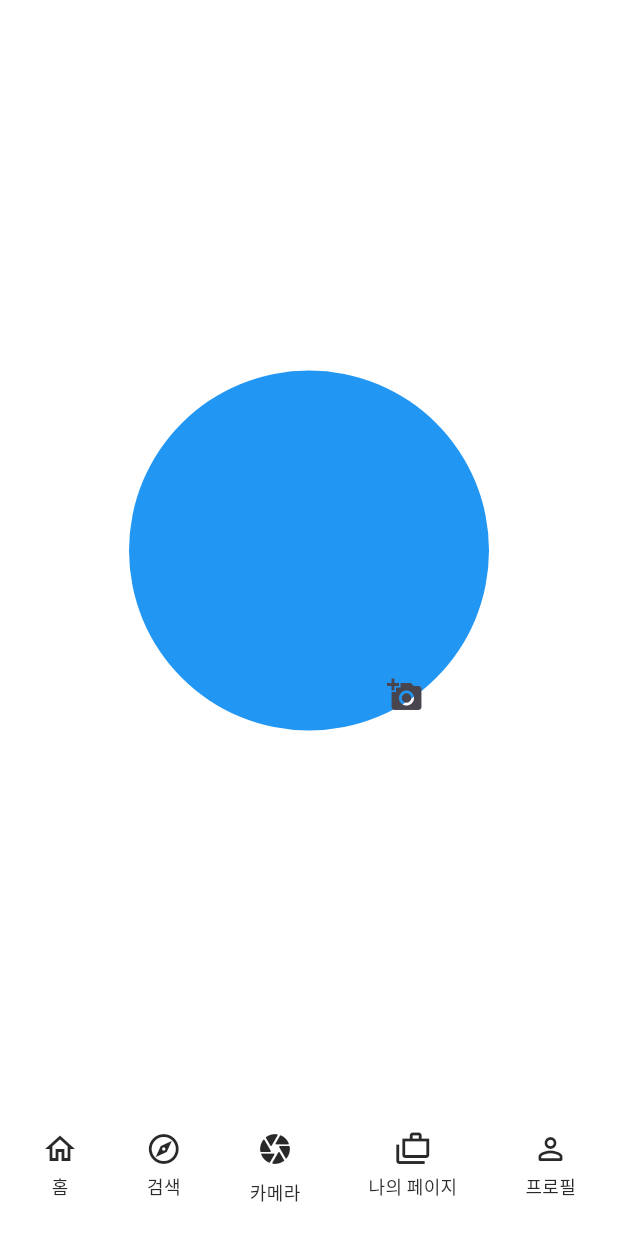
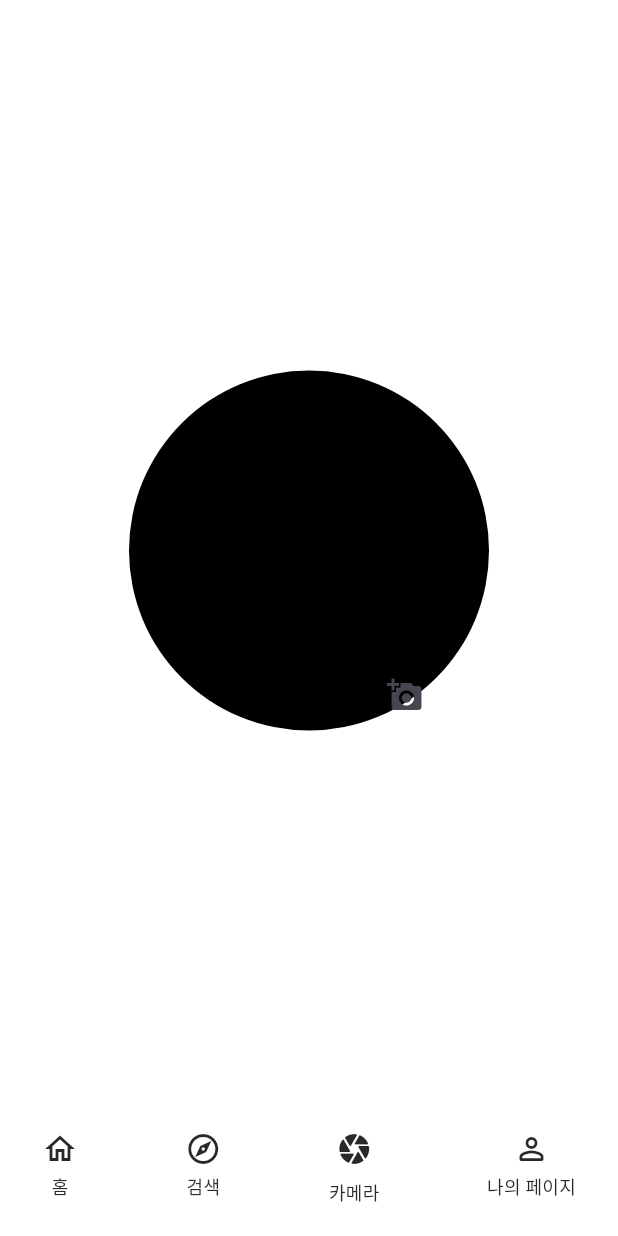
Before and after one commit to CAVASOL/witt, a Flutter app: the PickImage screen opened by its route, on a phone screen of 412 x 824 dp. Run offline on Flutter 3.47's test engine with Material 3 defaults, Android fonts, the phone set to English and light mode, and no system bars; our stand-ins replace file_picker, firebase_auth, firebase_core, image_picker; accounts and stored records are empty; generated files the repository leaves out were written again.

Commit message:
mdfied bottom nav/routes

```diff
--- a/lib/main.dart
+++ b/lib/main.dart
@@ -3,10 +3,10 @@ import 'package:firebase_core/firebase_core.dart';
 import 'package:login_auth/pages/camera.dart';
 import 'package:login_auth/pages/auth.dart';
 import 'package:login_auth/pages/home.dart';
+import 'package:login_auth/pages/mypage.dart';
 import 'package:login_auth/pages/register.dart';
 import 'package:login_auth/pages/welcome.dart';
 import 'package:login_auth/pages/search.dart';
-import 'package:login_auth/pages/profile.dart';
 import 'firebase_options.dart';
 
 void main() async {
@@ -33,9 +33,9 @@ class MyApp extends StatelessWidget {
         '/login': (context) => const Auth(),
         '/register': (context) => RegisterPage(onTap: onTap),
         '/home': (context) => Home(),
-        '/profile': (context) => Profile(),
         '/search': (context) => Search(),
         '/camera': (context) => const PickImage(),
+        '/mypage': (context) => MyPage(),
       },
     );
   }
--- a/lib/pages/camera.dart
+++ b/lib/pages/camera.dart
@@ -34,7 +34,7 @@ class _PickImageState extends State<PickImage> {
                   )
                 : const CircleAvatar(
                     radius: 120,
-                    backgroundColor: Colors.blue,
+                    backgroundColor: Colors.black,
                   ),
             Positioned(
               bottom: -0,
@@ -64,7 +64,6 @@ class _PickImageState extends State<PickImage> {
             child: Row(
               mainAxisAlignment: MainAxisAlignment.spaceBetween,
               children: [
-                // Search
                 GestureDetector(
                   onTap: () {
                     Navigator.pushNamed(
@@ -92,8 +91,14 @@ class _PickImageState extends State<PickImage> {
                     ],
                   ),
                 ),
-                // Favorite
-                const Column(
+                GestureDetector(
+                  onTap: () {
+                    Navigator.pushNamed(
+                      context,
+                      '/search',
+                    );
+                  },
+                  child: const Column(
                     children: [
                       Icon(
                         Icons.explore_outlined,
@@ -112,7 +117,7 @@ class _PickImageState extends State<PickImage> {
                       ),
                     ],
                   ),
-                // Airbnb
+                ),
                 GestureDetector(
                   onTap: () {
                     Navigator.pushNamed(
@@ -140,32 +145,11 @@ class _PickImageState extends State<PickImage> {
                     ],
                   ),
                 ),
-                // Chat
-                const Column(
-                  children: [
-                    Icon(
-                      Icons.cases_outlined,
-                      color: Color(0xFF292929),
-                    ),
-                    SizedBox(
-                      height: 4,
-                    ),
-                    Text(
-                      '나의 페이지',
-                      style: TextStyle(
-                        color: Color(0xFF292929),
-                        fontWeight: FontWeight.w400,
-                        fontSize: 12,
-                      ),
-                    ),
-                  ],
-                ),
-                // Profile
                 GestureDetector(
                   onTap: () {
                     Navigator.pushNamed(
                       context,
-                      '/profile',
+                      '/mypage',
                     );
                   },
                   child: const Column(
@@ -178,7 +162,7 @@ class _PickImageState extends State<PickImage> {
                         height: 4,
                       ),
                       Text(
-                        '프로필',
+                        '나의 페이지',
                         style: TextStyle(
                           color: Color(0xFF292929),
                           fontWeight: FontWeight.w400,
```
Also changed, not shown: lib/pages/home.dart (+10 -29 lines), lib/pages/mypage.dart (renamed from lib/pages/profile.dart, +21 -37 lines), lib/pages/search.dart (+11 -27 lines). Lines whose indentation alone changed are shown as unchanged.
